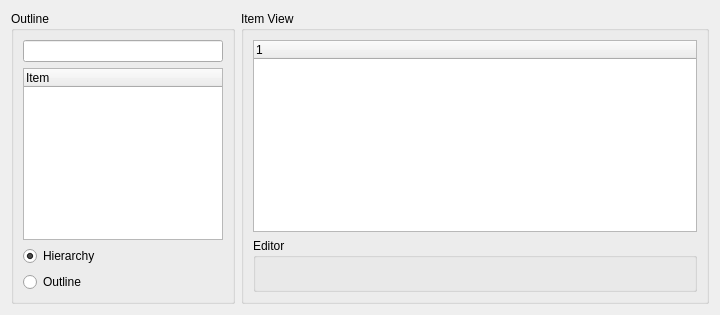
sarace77/AXEditor, file xmleditorform.ui: the form before one commit.
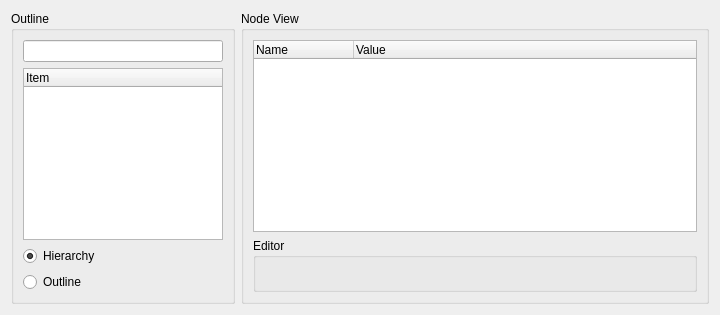
The form after the commit.

Commit message: Nodes are viewable in right pane

```diff
--- a/xmleditorform.ui
+++ b/xmleditorform.ui
@@ -86,7 +86,7 @@
       </sizepolicy>
      </property>
      <property name="title">
-      <string>Item View</string>
+      <string>Node View</string>
      </property>
      <layout class="QVBoxLayout" name="verticalLayout_3">
       <item>
@@ -99,7 +99,12 @@
         </property>
         <column>
          <property name="text">
-          <string notr="true">1</string>
+          <string notr="true">Name</string>
+         </property>
+        </column>
+        <column>
+         <property name="text">
+          <string>Value</string>
          </property>
         </column>
        </widget>
```
Left out of the diff: 4 changed lines with no effect on the pictures. The commit also changes 2 other files.
